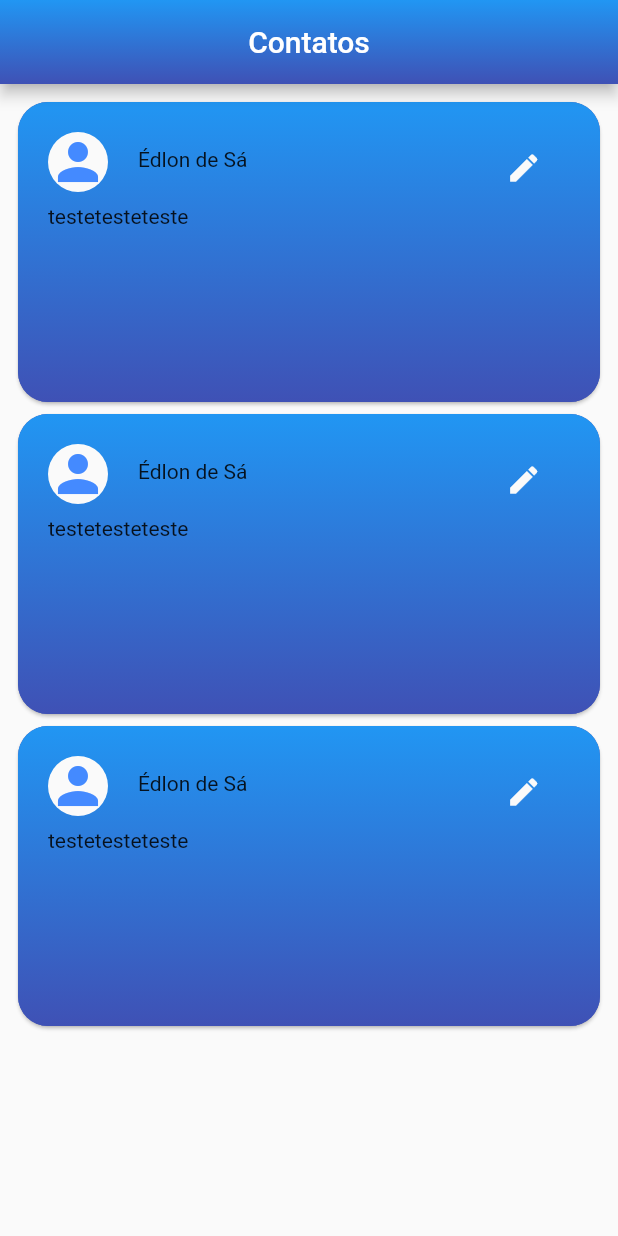
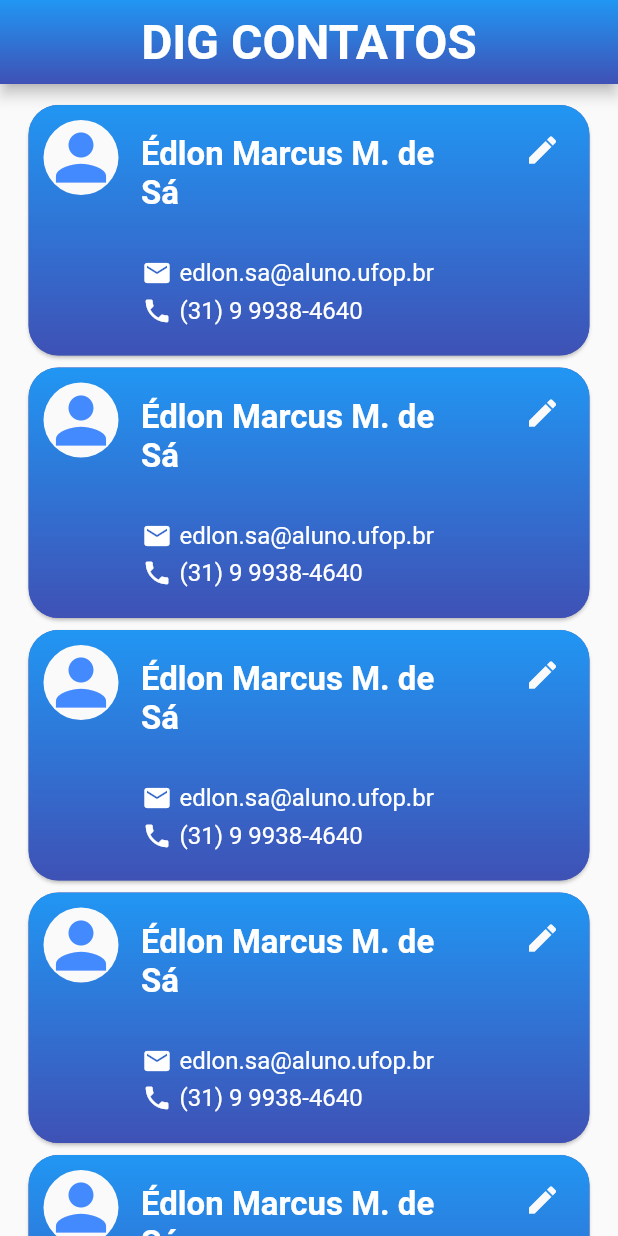
Before and after one commit to EdMarcus/DigContatos, a Flutter app: the screen it shows after launch, on a phone screen of 412 x 824 dp. Run offline on Flutter 3.47's test engine with Material 2 defaults, Android fonts, the phone set to English and light mode, and no system bars; our stand-ins replace gradient_app_bar.

Commit message:
Finish cardContact layourt.

```diff
--- a/lib/models/contact_model.dart
+++ b/lib/models/contact_model.dart
@@ -0,0 +1,9 @@
+class Contact {
+  final String name;
+  final String email;
+  final String phone;
+  final String urlPhoto;
+
+  Contact({this.name, this.email, this.phone, this.urlPhoto});
+
+}
--- a/lib/views/home_view.dart
+++ b/lib/views/home_view.dart
@@ -16,7 +16,6 @@ class _HomeViewState extends State<HomeView> {
       ),
       child: Container(
         width: double.maxFinite,
-        height: 200.0,
         decoration: BoxDecoration(
             gradient: LinearGradient(
           colors: [Colors.blue, Colors.indigo],
@@ -24,7 +23,7 @@ class _HomeViewState extends State<HomeView> {
           end: Alignment.bottomCenter,
         )),
         child: Padding(
-          padding: const EdgeInsets.fromLTRB(20, 20, 20, 20),
+          padding: const EdgeInsets.fromLTRB(10, 10, 0, 20),
           child: Column(
             children: <Widget>[
               Row(
@@ -36,34 +35,97 @@ class _HomeViewState extends State<HomeView> {
                       backgroundColor: Colors.grey[50],
                       child: Icon(
                         Icons.person,
-                        size: 40,
+                        size: 50,
                         color: Colors.blueAccent,
                       ),
                     ),
                   ),
-                  Expanded(
-                    flex: 4,
-                    child: Container(
-                        padding: EdgeInsets.fromLTRB(20, 10, 20, 10),
-                        child: Text("Édlon de Sá")),
+                  Container(
+                    child: Expanded(
+                      flex: 4,
+                      child: Container(
+                        margin: EdgeInsets.only(right: 10),
+                          padding: EdgeInsets.fromLTRB(15, 10, 5, 20),
+                          child: Text(
+                            "Édlon Marcus M. de Sá",
+                            style: TextStyle(
+                              color: Colors.white,
+                              fontSize: 22.0,
+                              fontWeight: FontWeight.bold,
+                            ),
+                          )),
+                    ),
                   ),
                   Expanded(
                     flex: 1,
                     child: IconButton(
+                      alignment: Alignment.topCenter,
                       icon: Icon(
                         Icons.edit,
                         color: Colors.grey[50],
-                        ),
+                      ),
                       onPressed: () {},
                     ),
                   )
                 ],
               ),
               Row(
+                crossAxisAlignment: CrossAxisAlignment.start,
                 children: <Widget>[
-                  Text("teste"),
-                  Text("teste"),
-                  Text("teste")
+                  Expanded(
+                    flex: 1,
+                    child: SizedBox(
+                      width: double.infinity,
+                    ),
+                  ),
+                  Expanded(
+                      flex: 5,
+                      child: Container(
+                          padding: EdgeInsets.fromLTRB(5, 10, 20, 0),
+                          child: Column(
+                            children: <Widget>[
+                              Row(
+                                children: <Widget>[
+                                  Icon(
+                                    Icons.mail,
+                                    size: 20,
+                                    color: Colors.white,
+                                  ),
+                                  SizedBox(
+                                    width: 5,
+                                  ),
+                                  Text(
+                                    "edlon.sa@aluno.ufop.br",
+                                    style: TextStyle(
+                                      color: Colors.white,
+                                      fontSize: 16,
+                                    ),
+                                  ),
+                                ],
+                              ),
+                              SizedBox(height: 5,),
+                              Row(
+                                children: <Widget>[
+                                  Icon(
+                                    Icons.phone,
+                                    size: 20,
+                                    color: Colors.white,
+                                  ),
+                                  SizedBox(
+                                    width: 5,
+                                  ),
+                                  Text(
+                                    "(31) 9 9938-4640",
+                                    style: TextStyle(
+                                      color: Colors.white,
+                                      fontSize: 16,
+                                    ),
+                                  ),
+                                ],
+                              ),
+                            ],
+                          ))),
+
                 ],
               )
             ],
@@ -81,16 +143,18 @@ class _HomeViewState extends State<HomeView> {
             colors: [Colors.blue, Colors.indigo],
             begin: Alignment.topCenter,
             end: Alignment.bottomCenter),
-        title: Text("Contatos"),
+        title: Text("DIG CONTATOS", style: TextStyle(fontSize: 32, fontWeight: FontWeight.bold),),
         centerTitle: true,
       ),
       body: SingleChildScrollView(
         child: Padding(
-          padding: const EdgeInsets.all(8.0),
+          padding: const EdgeInsets.fromLTRB(15,10,15,10),
           child: Center(
             child: Column(
               mainAxisSize: MainAxisSize.max,
               children: <Widget>[
+                cardContact(),
+                cardContact(),
                 cardContact(),
                 cardContact(),
                 cardContact(),
```
